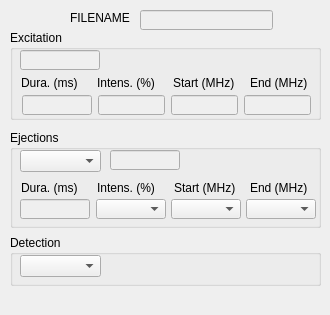
First picture: the form in src/gui/parameters_qt.ui, repository pirenea-irap/sofa, before the edit.
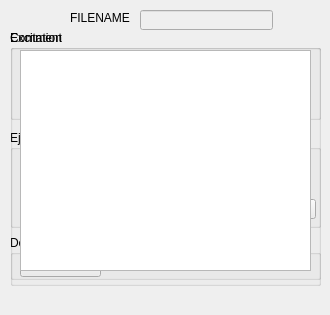
Second picture: the form after the edit.

Commit message: Fix #10. Show comment into parameters textbox.

The edit to the form file:
```diff
--- a/src/gui/parameters_qt.ui
+++ b/src/gui/parameters_qt.ui
@@ -515,6 +515,35 @@
      <string>FILENAME</string>
     </property>
    </widget>
+   <widget class="QGroupBox" name="groupBox_Comment">
+    <property name="geometry">
+     <rect>
+      <x>10</x>
+      <y>30</y>
+      <width>311</width>
+      <height>250</height>
+     </rect>
+    </property>
+    <property name="title">
+     <string>Comment</string>
+    </property>
+    <widget class="QTextEdit" name="textEdit_Comment">
+     <property name="geometry">
+      <rect>
+       <x>10</x>
+       <y>20</y>
+       <width>291</width>
+       <height>221</height>
+      </rect>
+     </property>
+    </widget>
+   </widget>
+   <zorder>groupBox_Detect</zorder>
+   <zorder>groupBox_Eject</zorder>
+   <zorder>groupBox_Excit</zorder>
+   <zorder>lineEdit_File</zorder>
+   <zorder>label_Filename</zorder>
+   <zorder>groupBox_Comment</zorder>
   </widget>
  </widget>
  <resources/>
```
The commit also changes 6 other files.
